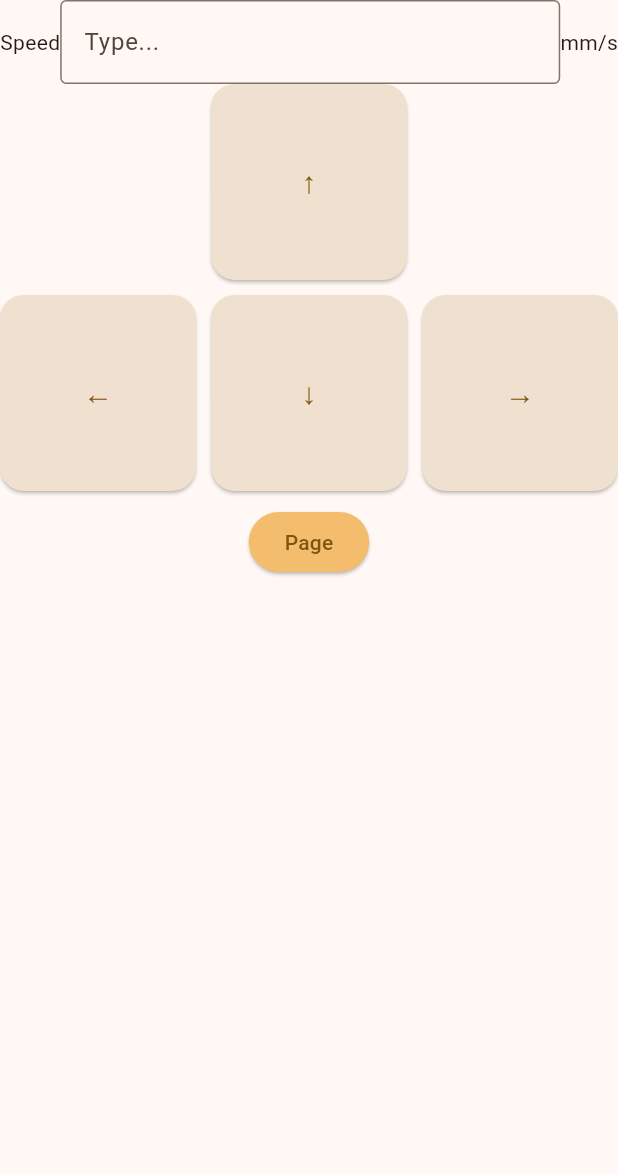
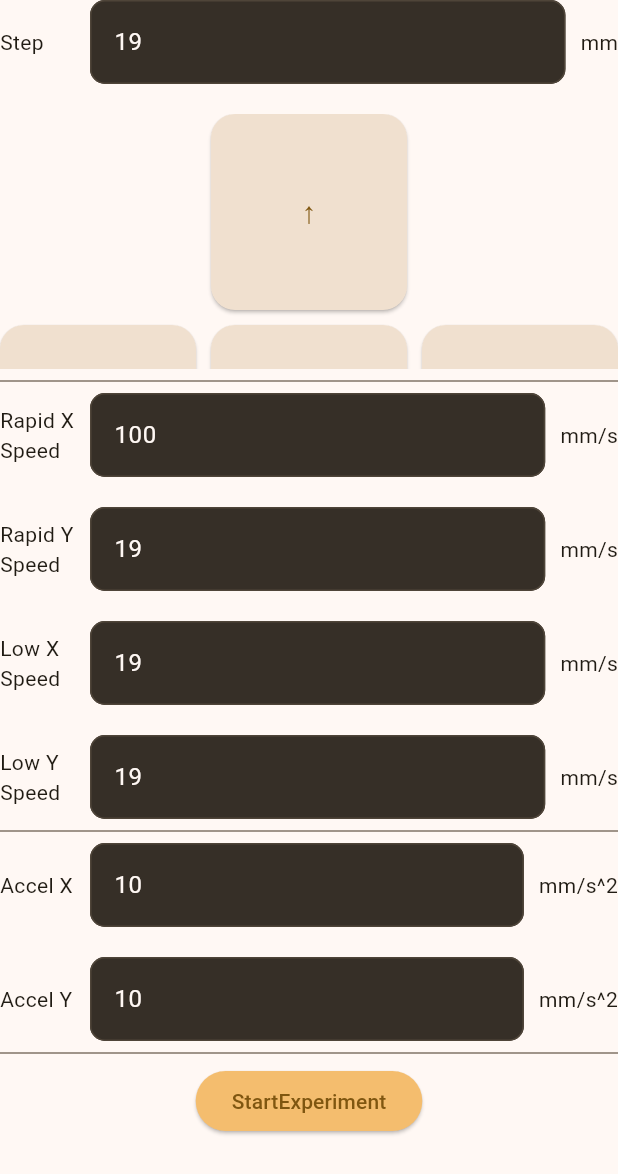
Before and after one commit to savukhin/slyfox-burner-2, a Flutter app: the ManageCncView widget shown alone on an empty page, opened directly with empty values, on a phone screen of 412 x 824 dp. Shown: the top 1174 px of the screen. Run offline on Flutter 3.47's test engine with Material 2 defaults, Android fonts, the light colour scheme and no system bars; missing offline and left inert: flutter_libserialport; statements that could not run were skipped.

Commit message:
Upgraded parameters

```diff
--- a/desktop/burner/lib/components/parametrized-input.dart
+++ /dev/null
@@ -1,44 +0,0 @@
-import 'package:flutter/material.dart';
-import 'package:flutter/services.dart';
-
-class ParametrizedInput extends StatefulWidget {
-  const ParametrizedInput(
-      {super.key,
-      required this.initValue,
-      required this.label,
-      required this.dimension,
-      required this.onChange});
-
-  final int initValue;
-  final String label;
-  final String dimension;
-  final void Function(String value) onChange;
-
-  @override
-  State<ParametrizedInput> createState() => _ParametrizedInput();
-}
-
-class _ParametrizedInput extends State<ParametrizedInput> {
-  @override
-  Widget build(BuildContext context) {
-    return Row(
-      children: [
-        Text(widget.label),
-        Flexible(
-          child: TextFormField(
-            keyboardType: TextInputType.number,
-            decoration: const InputDecoration(
-              border: OutlineInputBorder(),
-              hintText: 'Type...',
-            ),
-            inputFormatters: [
-              FilteringTextInputFormatter.digitsOnly
-            ],
-            onChanged: widget.onChange,
-          ),
-        ),
-        Text(widget.dimension),
-      ],
-    );
-  }
-}
--- /dev/null
+++ b/desktop/burner/lib/components/parametrized_input.dart
@@ -0,0 +1,91 @@
+import 'dart:io';
+
+import 'package:flutter/material.dart';
+import 'package:flutter/services.dart';
+
+class ParametrizedInput extends StatefulWidget {
+  const ParametrizedInput(
+      {super.key,
+      required this.initValue,
+      required this.label,
+      required this.dimension,
+      required this.onChange});
+
+  final int initValue;
+  final String label;
+  final String dimension;
+  final void Function(int value) onChange;
+
+  @override
+  State<ParametrizedInput> createState() => _ParametrizedInput();
+}
+
+class _ParametrizedInput extends State<ParametrizedInput> {
+  final txt = TextEditingController(text: "");
+  late FocusNode myFocusNode;
+
+  @override
+  void initState() {
+    super.initState();
+    txt.text = widget.initValue.toString();
+    myFocusNode = FocusNode();
+  }
+
+  @override
+  void dispose() {
+    myFocusNode.dispose();
+
+    super.dispose();
+  }
+
+  @override
+  Widget build(BuildContext context) {
+    return Row(
+      children: [
+        SizedBox(
+          width: 50,
+          child: Text(
+            widget.label,
+          ),
+        ),
+        const SizedBox(width: 10),
+        Flexible(
+          child: TextFormField(
+            keyboardType: TextInputType.number,
+            controller: txt,
+            focusNode: myFocusNode,
+            decoration: InputDecoration(
+              filled: true,
+              border: const OutlineInputBorder(
+                borderRadius: BorderRadius.all(Radius.circular(10)),
+              ),
+              hintText: 'Type...',
+              fillColor: Theme.of(context).colorScheme.inverseSurface,
+            ),
+            style: TextStyle(
+              color: Theme.of(context).cardColor,
+            ),
+            inputFormatters: [
+              FilteringTextInputFormatter.allow(RegExp(r'[1-9][0-9]*')),
+            ],
+            onChanged: (value) {
+              var newValue = value;
+              if (newValue == "") {
+                newValue = "0";
+              }
+              if (newValue != value) {
+                txt.text = newValue;
+                // myFocusNode.requestFocus();
+              }
+
+              var myInt = int.parse(newValue);
+              widget.onChange(myInt);
+            },
+          ),
+        ),
+        const SizedBox(width: 10),
+        Text(widget.dimension),
+      ],
+    );
+  }
+}
--- a/desktop/burner/lib/layout/default_layout.dart
+++ b/desktop/burner/lib/layout/default_layout.dart
@@ -3,8 +3,8 @@ import 'package:flutter/material.dart';
 const List<String> list = <String>['One', 'Two', 'Three', 'Four'];
 
 class DefaultLayout extends StatefulWidget {
-  const DefaultLayout({super.key,required this.child});
-  final Widget? child;
+  const DefaultLayout({super.key, required this.child});
+  final Widget child;
 
   @override
   State<DefaultLayout> createState() => _DefaultLayoutState();
@@ -34,8 +34,9 @@ class _DefaultLayoutState extends State<DefaultLayout> {
                     borderRadius: const BorderRadius.all(Radius.circular(10)),
                     color: Theme.of(context).colorScheme.primaryContainer,
                   ),
+                  child: SingleChildScrollView(
                     child: widget.child,
-              ),
+                  )),
             ),
             Expanded(
               child: Container(
--- a/desktop/burner/lib/views/manage_cnc_view.dart
+++ b/desktop/burner/lib/views/manage_cnc_view.dart
@@ -1,6 +1,6 @@
 import 'dart:io';
 
-import 'package:burner/components/parametrized-input.dart';
+import 'package:burner/components/parametrized_input.dart';
 import 'package:flutter/material.dart';
 
 class ManageCncView extends StatefulWidget {
@@ -12,9 +12,9 @@ class ManageCncView extends StatefulWidget {
   State<ManageCncView> createState() => _ManageCncView();
 }
 
-
 class _ManageCncView extends State<ManageCncView> {
   int speed = 100;
+  static const double elemMargin = 20;
 
   @override
   Widget build(BuildContext context) {
@@ -23,16 +23,23 @@ class _ManageCncView extends State<ManageCncView> {
         backgroundColor: Theme.of(context).colorScheme.surfaceVariant,
         shape: RoundedRectangleBorder(borderRadius: BorderRadius.circular(16)));
 
-    return Column(
-        children: [
-          ParametrizedInput(initValue: 19, label: "Speed", dimension: "mm/s", onChange: (value) => {}),
-          Flexible(
-            flex: 1,
+    return Column(children: [
+      ParametrizedInput(
+          initValue: 19,
+          label: "Step",
+          dimension: "mm",
+          onChange: (value) => {}),
+      const SizedBox(height: elemMargin),
+      SizedBox(
+        // flex: 1,
+        height: 170,
         child: GridView.count(
-                childAspectRatio: 3 / 3,
+            primary: false,
+            // childAspectRatio: 3 / 3,
             crossAxisSpacing: 10,
             mainAxisSpacing: 10,
             crossAxisCount: 3,
+            // padding: EdgeInsets.all(10),
             shrinkWrap: true,
             children: [
               Container(),
@@ -55,14 +62,57 @@ class _ManageCncView extends State<ManageCncView> {
                   child: const Text("→")),
             ]),
       ),
-          const SizedBox(height: 10),
+      // const SizedBox(height: elemMargin),
+      Divider(
+        color: Theme.of(context).dividerColor,
+      ),
+      ParametrizedInput(
+          initValue: 100,
+          label: "Rapid X Speed",
+          dimension: "mm/s",
+          onChange: (value) => {}),
+      const SizedBox(height: elemMargin),
+      ParametrizedInput(
+          initValue: 19,
+          label: "Rapid Y Speed",
+          dimension: "mm/s",
+          onChange: (value) => {}),
+      const SizedBox(height: elemMargin),
+      ParametrizedInput(
+          initValue: 19,
+          label: "Low X Speed",
+          dimension: "mm/s",
+          onChange: (value) => {}),
+      const SizedBox(height: elemMargin),
+      ParametrizedInput(
+          initValue: 19,
+          label: "Low Y Speed",
+          dimension: "mm/s",
+          onChange: (value) => {}),
+      Divider(
+        color: Theme.of(context).dividerColor,
+      ),
+      ParametrizedInput(
+          initValue: 10,
+          label: "Accel X",
+          dimension: "mm/s^2",
+          onChange: (value) => {}),
+      const SizedBox(height: elemMargin),
+      ParametrizedInput(
+          initValue: 10,
+          label: "Accel Y",
+          dimension: "mm/s^2",
+          onChange: (value) => {}),
+      Divider(
+        color: Theme.of(context).dividerColor,
+      ),
       ElevatedButton(
         style: ButtonStyle(
           backgroundColor: MaterialStatePropertyAll<Color>(
               Theme.of(context).colorScheme.inversePrimary),
         ),
         onPressed: () {},
-            child: const Text("Page"),
+        child: const Text("StartExperiment"),
       ),
     ]);
   }
```
Lines whose indentation alone changed are shown as unchanged.
